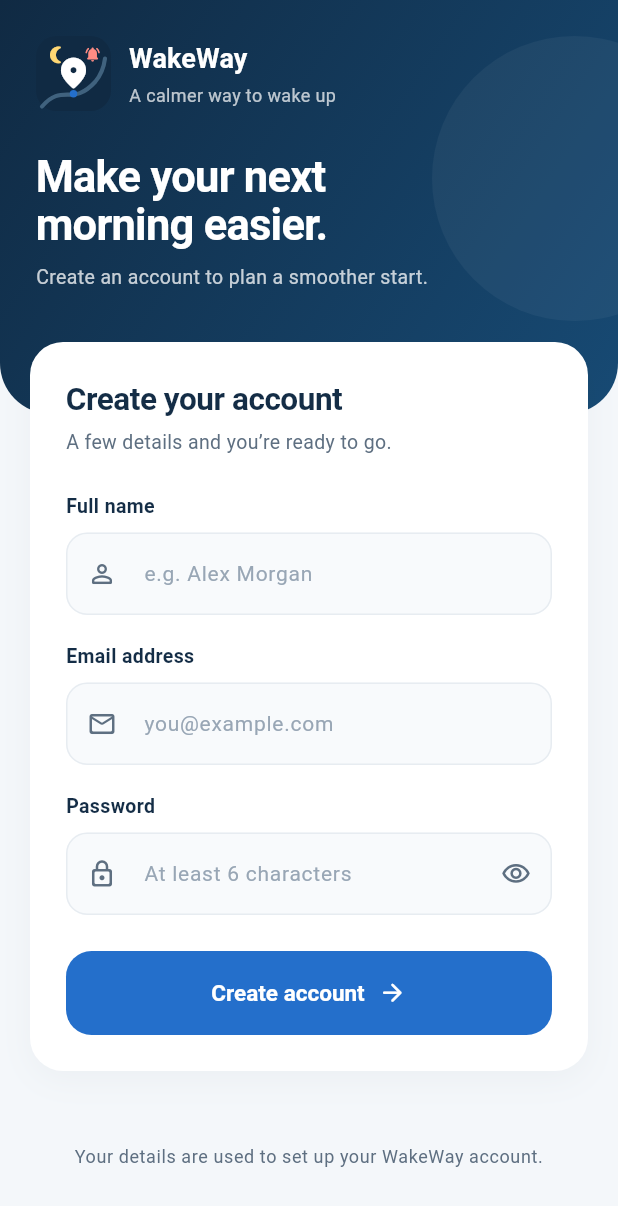
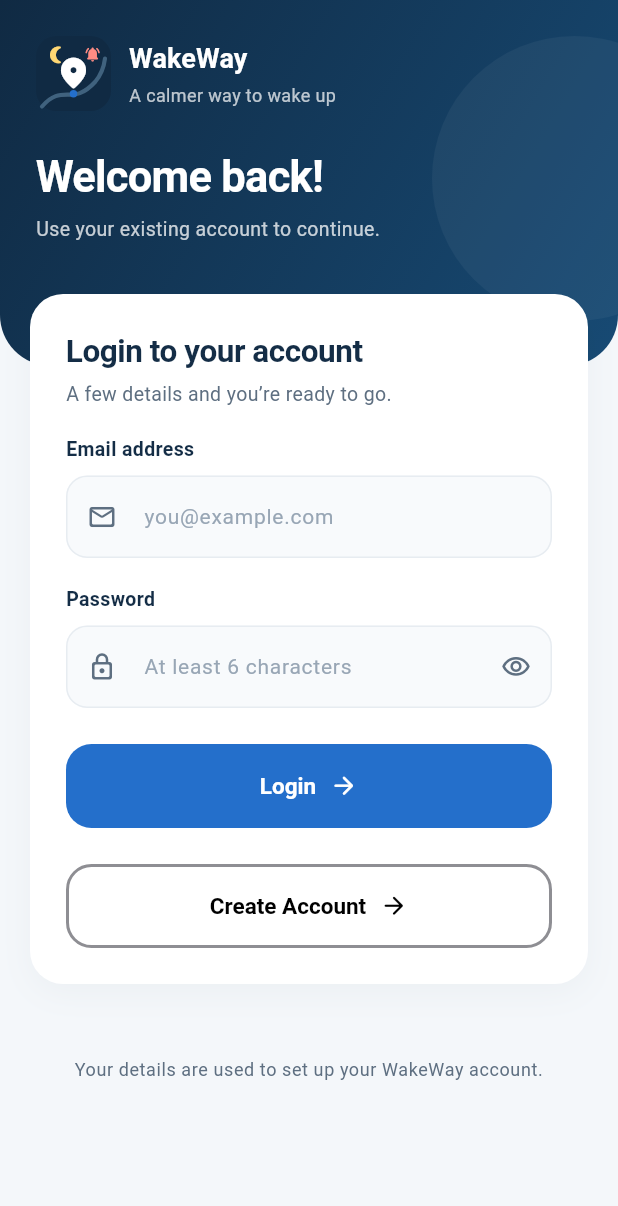
Before and after one commit to graneljr/WakeWay, a Flutter app: the SplashScreen screen opened directly with empty values, after a tap on "Get started", on a phone screen of 412 x 824 dp. Shown: the top 1206 px of the screen. Run offline on Flutter 3.47's test engine with Material 3 defaults, Android fonts, the phone set to English and light mode, and no system bars; our stand-ins replace audioplayers, flutter_dotenv, flutter_local_notifications, flutter_map, geolocator, latlong2 and 2 more; accounts and stored records are empty.

Commit message:
login is now functional

```diff
--- /dev/null
+++ b/lib/features/auth/views/login.dart
@@ -0,0 +1,427 @@
+import 'package:flutter/material.dart';
+import 'package:wakeway/features/auth/viewmodels/authentication.dart';
+import 'package:wakeway/features/auth/views/register.dart';
+import 'package:wakeway/main.dart';
+import 'package:wakeway/ui.dart';
+import 'package:wakeway/wakeway_controller.dart';
+class LoginScreen extends StatefulWidget {
+  const LoginScreen({super.key, required this.controller});
+
+  final Authentication controller;
+  @override
+  State<LoginScreen> createState() => _LoginScreenState();
+}
+
+class _LoginScreenState extends State<LoginScreen> {
+  final _formKey = GlobalKey<FormState>();
+  final _emailController = TextEditingController();
+  final _passwordController = TextEditingController();
+  bool _passwordVisible = false;
+
+  Authentication get _auth => widget.controller;
+
+  @override
+  void dispose() {
+    _emailController.dispose();
+    _passwordController.dispose();
+    super.dispose();
+  }
+
+  Future<void> _submit() async {
+    if (_auth.isLoading) return;
+    FocusScope.of(context).unfocus();
+    if (!(_formKey.currentState?.validate() ?? false)) return;
+
+    await _auth.login();
+    if (!mounted) return;
+
+    final error = _auth.errorMessage;
+    if (error == null) {
+      _emailController.clear();
+      _passwordController.clear();
+      _formKey.currentState?.reset();
+    }
+    ScaffoldMessenger.of(context).showSnackBar(
+      SnackBar(
+        content: Text(error != null ? error['message'] : 'Login successful'),
+        backgroundColor: error != null && error['status'] == 200 ?  WakeColors.green:WakeColors.red ,
+        behavior: SnackBarBehavior.floating,
+      ),
+    );
+
+    if(error == null || error['status'] == 200) {
+      Navigator.of(context).pushReplacement(
+        MaterialPageRoute<void>(
+          builder: (_) => HomeShell(controller: WakeWayController()),
+        ),
+      );
+        }
+  }
+
+  @override
+  Widget build(BuildContext context) => AnimatedBuilder(
+    animation: _auth,
+    builder: (context, _) => Scaffold(
+      backgroundColor: WakeColors.canvas,
+      body: SafeArea(
+        child: SingleChildScrollView(
+          keyboardDismissBehavior: ScrollViewKeyboardDismissBehavior.onDrag,
+          child: Column(
+            children: [
+              _Header(),
+              Transform.translate(
+                offset: const Offset(0, -48),
+                child: Padding(
+                  padding: const EdgeInsets.symmetric(horizontal: 20),
+                  child: Center(
+                    child: ConstrainedBox(
+                      constraints: const BoxConstraints(maxWidth: 460),
+                      child: _buildFormCard(context),
+                    ),
+                  ),
+                ),
+              ),
+              Padding(
+                padding: const EdgeInsets.fromLTRB(28, 0, 28, 24),
+                child: Text(
+                  'Your details are used to set up your WakeWay account.',
+                  textAlign: TextAlign.center,
+                  style: Theme.of(context).textTheme.bodySmall
+                      ?.copyWith(color: WakeColors.muted, height: 1.45),
+                ),
+              ),
+            ],
+          ),
+        ),
+      ),
+    ),
+  );
+
+  Widget _buildFormCard(BuildContext context) => SurfaceCard(
+    padding: const EdgeInsets.all(24),
+    child: Form(
+      key: _formKey,
+      child: Column(
+        crossAxisAlignment: CrossAxisAlignment.start,
+        children: [
+          Text(
+            'Login to your account',
+            style: Theme.of(context).textTheme.titleLarge
+                ?.copyWith(fontSize: 21, letterSpacing: -.3),
+          ),
+          const SizedBox(height: 6),
+          Text(
+            'A few details and you’re ready to go.',
+            style: Theme.of(context).textTheme.bodyMedium,
+          ),
+          const SizedBox(height: 18),
+          _inputLabel('Email address'),
+          const SizedBox(height: 8),
+          TextFormField(
+            controller: _emailController,
+            keyboardType: TextInputType.emailAddress,
+            textInputAction: TextInputAction.next,
+            autofillHints: const [AutofillHints.email],
+            autocorrect: false,
+            onChanged: _auth.updateEmail,
+            validator: (value) {
+              final email = value?.trim() ?? '';
+              if (email.isEmpty) return 'Enter your email address.';
+              if (!RegExp(r'^[^\s@]+@[^\s@]+\.[^\s@]+$').hasMatch(email)) {
+                return 'Enter a valid email address.';
+              }
+              return null;
+            },
+            decoration: _inputDecoration(
+              hint: 'you@example.com',
+              icon: Icons.mail_outline_rounded,
+            ),
+          ),
+          const SizedBox(height: 18),
+          _inputLabel('Password'),
+          const SizedBox(height: 8),
+          TextFormField(
+            controller: _passwordController,
+            obscureText: !_passwordVisible,
+            textInputAction: TextInputAction.done,
+            autofillHints: const [AutofillHints.newPassword],
+            onChanged: _auth.updatePassword,
+            onFieldSubmitted: (_) => _submit(),
+            validator: (value) =>
+                (value?.length ?? 0) < 6 ? 'Use at least 6 characters.' : null,
+            decoration:
+                _inputDecoration(
+                  hint: 'At least 6 characters',
+                  icon: Icons.lock_outline_rounded,
+                ).copyWith(
+                  suffixIcon: IconButton(
+                    tooltip: _passwordVisible
+                        ? 'Hide password'
+                        : 'Show password',
+                    onPressed: () =>
+                        setState(() => _passwordVisible = !_passwordVisible),
+                    icon: Icon(
+                      _passwordVisible
+                          ? Icons.visibility_off_outlined
+                          : Icons.visibility_outlined,
+                      color: WakeColors.muted,
+                      size: 20,
+                    ),
+                  ),
+                ),
+          ),
+          if (_auth.errorMessage != null && _auth.errorMessage?['status'] != 200) ...[
+            const SizedBox(height: 18),
+            _ErrorNotice(message: _auth.errorMessage?['message'] ?? "An error occurred"),
+          ],
+          const SizedBox(height: 24),
+          SizedBox(
+            width: double.infinity,
+            height: 56,
+            child: FilledButton(
+              onPressed: _auth.isLoading ? null : _submit,
+              style: FilledButton.styleFrom(
+                backgroundColor: WakeColors.blue,
+                disabledBackgroundColor: WakeColors.blue.withValues(alpha: .65),
+                foregroundColor: Colors.white,
+                shape: RoundedRectangleBorder(
+                  borderRadius: BorderRadius.circular(17),
+                ),
+                textStyle: const TextStyle(
+                  fontSize: 15,
+                  fontWeight: FontWeight.w700,
+                ),
+              ),
+              child: _auth.isLoading
+                  ? const Row(
+                      mainAxisAlignment: MainAxisAlignment.center,
+                      children: [
+                        SizedBox(
+                          height: 19,
+                          width: 19,
+                          child: CircularProgressIndicator(
+                            strokeWidth: 2.2,
+                            color: Colors.white,
+                          ),
+                        ),
+                        SizedBox(width: 11),
+                        Text('Logging in…'),
+                      ],
+                    )
+                  : const Row(
+                      mainAxisAlignment: MainAxisAlignment.center,
+                      children: [
+                        Text('Login'),
+                        SizedBox(width: 9),
+                        Icon(Icons.arrow_forward_rounded, size: 19),
+                      ],
+                    ),
+            ),
+          ),
+          const SizedBox(height: 24),
+          SizedBox(
+            width: double.infinity,
+            height: 56,
+            child: FilledButton(
+              onPressed: () => Navigator.of(context).pushReplacement(
+                MaterialPageRoute<void>(
+                  builder: (_) => RegisterScreen(controller: Authentication()),
+                ),
+              ),
+              style: FilledButton.styleFrom(
+                side: const BorderSide(
+                  color: Color.fromRGBO(142, 142, 147, 1.0),
+                  width: 2,
+                ),
+                backgroundColor: Colors.white,
+                foregroundColor: Colors.black,
+                shape: RoundedRectangleBorder(
+                  borderRadius: BorderRadius.circular(17),
+                ),
+                textStyle: const TextStyle(
+                  fontSize: 15,
+                  fontWeight: FontWeight.w700,
+                ),
+              ),
+              child: const Row(
+                mainAxisAlignment: MainAxisAlignment.center,
+                children: [
+                  Text('Create Account'),
+                  SizedBox(width: 9),
+                  Icon(Icons.arrow_forward_rounded, size: 19),
+                ],
+              ),
+            ),
+          ),
+        ],
+      ),
+    ),
+  );
+
+  Widget _inputLabel(String label) => Text(
+    label,
+    style: const TextStyle(
+      color: WakeColors.ink,
+      fontSize: 13,
+      fontWeight: FontWeight.w700,
+    ),
+  );
+
+  InputDecoration _inputDecoration({
+    required String hint,
+    required IconData icon,
+  }) => InputDecoration(
+    hintText: hint,
+    prefixIcon: Icon(icon, color: WakeColors.muted, size: 20),
+    filled: true,
+    fillColor: const Color(0xFFF8FAFC),
+    contentPadding: const EdgeInsets.symmetric(horizontal: 15, vertical: 16),
+    hintStyle: const TextStyle(color: Color(0xFF98A6B5), fontSize: 14),
+    errorStyle: const TextStyle(fontSize: 12, height: 1.3),
+    enabledBorder: OutlineInputBorder(
+      borderRadius: BorderRadius.circular(14),
+      borderSide: const BorderSide(color: WakeColors.line),
+    ),
+    focusedBorder: OutlineInputBorder(
+      borderRadius: BorderRadius.circular(14),
+      borderSide: const BorderSide(color: WakeColors.blue, width: 1.5),
+    ),
+    errorBorder: OutlineInputBorder(
+      borderRadius: BorderRadius.circular(14),
+      borderSide: const BorderSide(color: WakeColors.red),
+    ),
+    focusedErrorBorder: OutlineInputBorder(
+      borderRadius: BorderRadius.circular(14),
+      borderSide: const BorderSide(color: WakeColors.red, width: 1.5),
+    ),
+  );
+}
+
+class _Header extends StatelessWidget {
+  @override
+  Widget build(BuildContext context) => Container(
+    width: double.infinity,
+    decoration: const BoxDecoration(
+      gradient: LinearGradient(
+        begin: Alignment.topLeft,
+        end: Alignment.bottomRight,
+        colors: [Color(0xFF102A43), Color(0xFF174A74)],
+      ),
+      borderRadius: BorderRadius.vertical(bottom: Radius.circular(34)),
+    ),
+    child: Stack(
+      clipBehavior: Clip.hardEdge,
+      children: [
+        Positioned(
+          right: -66,
+          top: 24,
+          child: Container(
+            height: 190,
+            width: 190,
+            decoration: BoxDecoration(
+              shape: BoxShape.circle,
+              color: Colors.white.withValues(alpha: .045),
+            ),
+          ),
+        ),
+        Center(
+          child: ConstrainedBox(
+            constraints: const BoxConstraints(maxWidth: 460),
+            child: Padding(
+              padding: const EdgeInsets.fromLTRB(24, 24, 24, 82),
+              child: Column(
+                crossAxisAlignment: CrossAxisAlignment.start,
+                children: [
+                  Row(
+                    children: [
+                      const BrandMark(size: 50),
+                      const SizedBox(width: 12),
+                      Column(
+                        crossAxisAlignment: CrossAxisAlignment.start,
+                        children: [
+                          const Text(
+                            'WakeWay',
+                            style: TextStyle(
+                              color: Colors.white,
+                              fontSize: 18,
+                              fontWeight: FontWeight.w700,
+                              letterSpacing: .1,
+                            ),
+                          ),
+                          const SizedBox(height: 3),
+                          Text(
+                            'A calmer way to wake up',
+                            style: TextStyle(
+                              color: Colors.white.withValues(alpha: .72),
+                              fontSize: 12,
+                            ),
+                          ),
+                        ],
+                      ),
+                    ],
+                  ),
+                  const SizedBox(height: 28),
+                  const Text(
+                    'Welcome back!',
+                    style: TextStyle(
+                      color: Colors.white,
+                      fontSize: 29,
+                      height: 1.12,
+                      fontWeight: FontWeight.w700,
+                      letterSpacing: -.5,
+                    ),
+                  ),
+                  const SizedBox(height: 9),
+                  Text(
+                    'Use your existing account to continue.',
+                    style: TextStyle(
+                      color: Colors.white.withValues(alpha: .76),
+                      fontSize: 13,
+                      height: 1.45,
+                    ),
+                  ),
+                ],
+              ),
+            ),
+          ),
+        ),
+      ],
+    ),
+  );
+}
+
+class _ErrorNotice extends StatelessWidget {
+  const _ErrorNotice({required this.message});
+
+  final String message;
+
+  @override
+  Widget build(BuildContext context) => Container(
+    padding: const EdgeInsets.all(12),
+    decoration: BoxDecoration(
+      color: WakeColors.redSoft,
+      borderRadius: BorderRadius.circular(13),
+    ),
+    child: Row(
+      crossAxisAlignment: CrossAxisAlignment.start,
+      children: [
+        const Icon(
+          Icons.error_outline_rounded,
+          color: WakeColors.red,
+          size: 19,
+        ),
+        const SizedBox(width: 9),
+        Expanded(
+          child: Text(
+            message,
+            style: const TextStyle(
+              color: WakeColors.red,
+              fontSize: 13,
+              height: 1.35,
+            ),
+          ),
+        ),
+      ],
+    ),
+  );
+}
--- a/lib/features/auth/views/register.dart
+++ b/lib/features/auth/views/register.dart
@@ -1,5 +1,6 @@
 import 'package:flutter/material.dart';
 import 'package:wakeway/features/auth/viewmodels/authentication.dart';
+import 'package:wakeway/features/auth/views/login.dart';
 import 'package:wakeway/ui.dart';
 
 class RegisterScreen extends StatefulWidget {
@@ -33,22 +34,23 @@ class _RegisterScreenState extends State<RegisterScreen> {
     FocusScope.of(context).unfocus();
     if (!(_formKey.currentState?.validate() ?? false)) return;
 
-    final registered = await _auth.registerAccount();
+    await _auth.registerAccount();
     if (!mounted) return;
 
-    if (registered) {
+    final error = _auth.errorMessage;
+    if (error == null) {
       _nameController.clear();
       _emailController.clear();
       _passwordController.clear();
       _formKey.currentState?.reset();
-      ScaffoldMessenger.of(context).showSnackBar(
-        const SnackBar(
-          content: Text('Your WakeWay account is ready.'),
-          backgroundColor: WakeColors.green,
-          behavior: SnackBarBehavior.floating,
-        ),
-      );
     }
+    ScaffoldMessenger.of(context).showSnackBar(
+      SnackBar(
+        content: Text(error != null ? error['message'] : 'Success!'),
+        backgroundColor: error != null ? WakeColors.red : WakeColors.green,
+        behavior: SnackBarBehavior.floating,
+      ),
+    );
   }
 
   @override
@@ -182,7 +184,7 @@ class _RegisterScreenState extends State<RegisterScreen> {
           ),
           if (_auth.errorMessage != null) ...[
             const SizedBox(height: 18),
-            _ErrorNotice(message: _auth.errorMessage!),
+            _ErrorNotice(message: _auth.errorMessage!['message']),
           ],
           const SizedBox(height: 24),
           SizedBox(
@@ -226,6 +228,38 @@ class _RegisterScreenState extends State<RegisterScreen> {
                         Icon(Icons.arrow_forward_rounded, size: 19),
                       ],
                     ),
+            ),
+          ),
+          const SizedBox(height: 24),
+          SizedBox(
+            width: double.infinity,
+            height: 56,
+            child: FilledButton(
+              onPressed: () => Navigator.of(context).pushReplacement(
+                MaterialPageRoute<void>(
+                  builder: (_) => LoginScreen(controller: Authentication()),
+                ),
+              ),
+              style: FilledButton.styleFrom(
+                side: const BorderSide(color: Color.fromRGBO(142, 142, 147, 1.0), width: 2),
+                backgroundColor: Colors.white,
+                foregroundColor: Colors.black,
+                shape: RoundedRectangleBorder(
+                  borderRadius: BorderRadius.circular(17),
+                ),
+                textStyle: const TextStyle(
+                  fontSize: 15,
+                  fontWeight: FontWeight.w700,
+                ),
+              ),
+              child: const Row(
+                mainAxisAlignment: MainAxisAlignment.center,
+                children: [
+                  Text('Login'),
+                  SizedBox(width: 9),
+                  Icon(Icons.arrow_forward_rounded, size: 19),
+                ],
+              ),
             ),
           ),
         ],
```
Also changed, not shown: lib/features/auth/repositories/authentication_repository.dart (+33 -4 lines), lib/features/auth/viewmodels/authentication.dart (+35 -18 lines).
